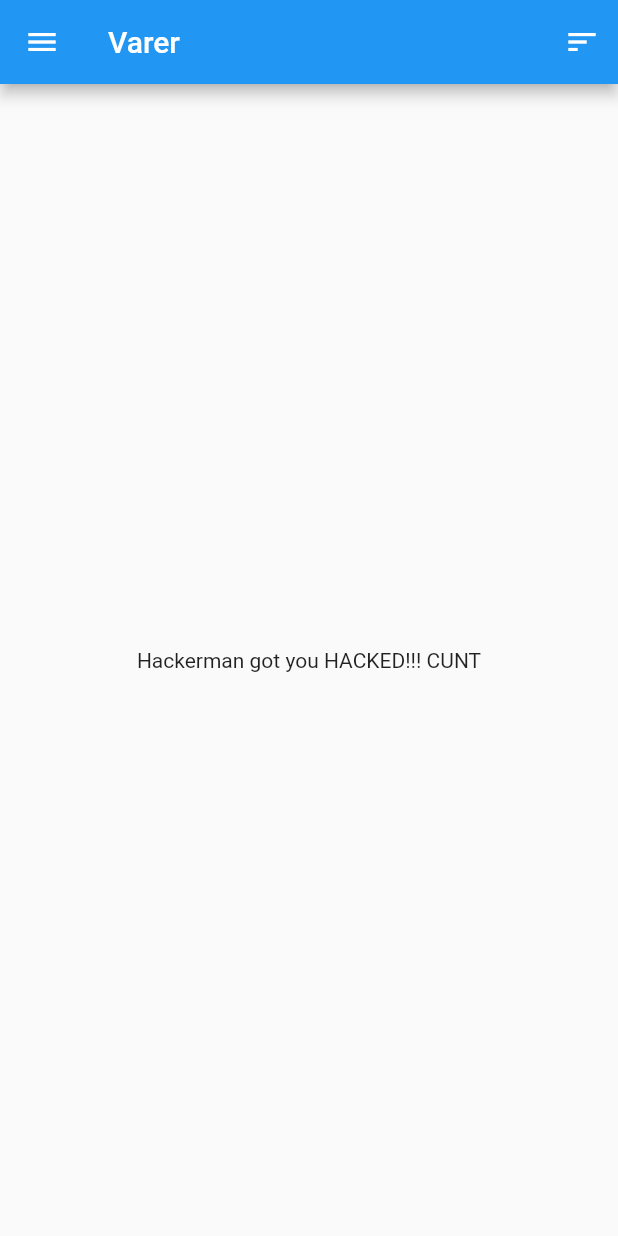
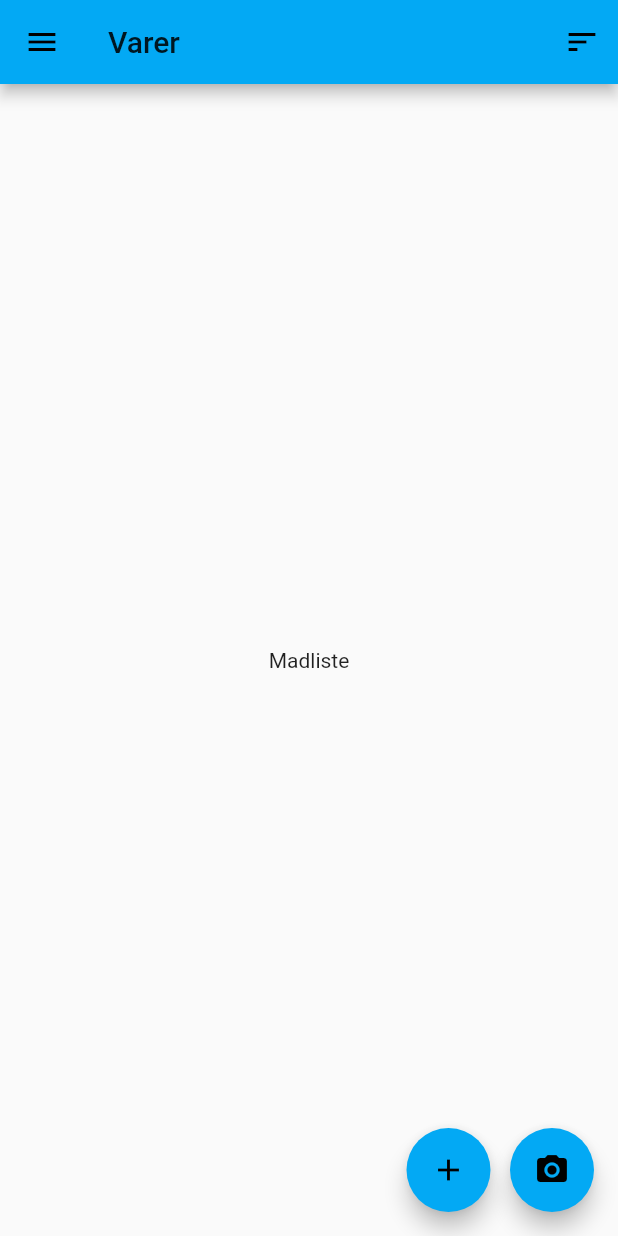
Before and after one commit to vodofrede/madspilds-app, a Flutter app: the screen it shows after launch, on a phone screen of 412 x 824 dp. Run offline on Flutter 3.47's test engine with Material 2 defaults, Android fonts, the phone set to English and light mode, and no system bars.

Commit message:
App Fungerer nu

```diff
--- /dev/null
+++ b/lib/forside.dart
@@ -0,0 +1,76 @@
+import 'package:flutter/material.dart';
+
+class Forside extends StatefulWidget {
+  @override
+  ForsideState createState() => ForsideState();
+}
+
+class ForsideState extends State<Forside> {
+  @override
+  Widget build(BuildContext context) {
+    return Scaffold(
+      appBar: AppBar(
+        title: Text("Varer"),
+        actions: <Widget>[
+          IconButton(
+            icon: Icon(Icons.sort),
+            tooltip: "Sortér",
+            onPressed: () {},
+          ),
+        ],
+      ),
+      body: Center(
+        child: Text("Madliste"),
+      ),
+      floatingActionButtonLocation: FloatingActionButtonLocation.endFloat,
+      floatingActionButton: Row(
+        crossAxisAlignment: CrossAxisAlignment.end,
+        mainAxisAlignment: MainAxisAlignment.end,
+        children: <Widget>[
+          FloatingActionButton(
+            heroTag: null,
+            child: Icon(Icons.add),
+            onPressed: () {
+              Navigator.of(context).pushNamed('/varetyper');
+            },
+          ),
+          Container(width: 13.0, height: 13.0),
+          FloatingActionButton(
+            heroTag: null,
+            child: Icon(Icons.camera_alt),
+            onPressed: () {
+              Navigator.of(context).pushNamed('/stregkodescanner');
+            },
+          ),
+        ],
+      ),
+      drawer: Drawer(
+        child: ListView(
+          padding: EdgeInsets.zero,
+          children: <Widget>[
+            DrawerHeader(
+              child: Text("Madspilds app"),
+              decoration: BoxDecoration(
+                color: Colors.lightBlue
+              ),
+            ),
+            ListTile(
+              title: Text("Varer"),
+              leading: new Icon(Icons.fastfood),
+              onTap: () {
+                Navigator.pop(context);
+              },
+            ),
+            ListTile(
+              title: Text("Indstillinger"),
+              leading: new Icon(Icons.settings),
+              onTap: () {
+                Navigator.of(context).pushNamed('/indstillinger');
+              },
+            ),
+          ],
+        ),
+      ),
+    );
+  }
+}
--- a/lib/main.dart
+++ b/lib/main.dart
@@ -1,64 +1,26 @@
 import 'package:flutter/material.dart';
+import 'forside.dart';
+import 'varetyper.dart';
+import 'indstillinger.dart';
+import 'stregkodescan.dart';
 
-void main() => runApp(MadApp());
+void main() => runApp(Varer());
 
-class MadApp extends StatelessWidget {
+class Varer extends StatelessWidget {
   @override
   Widget build(BuildContext context) {
     return MaterialApp(
-      title: 'Welcome to Flutter',
-      home: Scaffold(
-        appBar: AppBar(
-          title: Text("Varer"),
-          actions: <Widget>[
-            IconButton(
-              icon: Icon(Icons.sort),
-              tooltip: "Sortér",
-              onPressed: () {},
-            ),
-          ],
-        ),
-        body: Center(
-          child: MadListe(),
-        ),
-        drawer: Drawer(
-          child: ListView(
-            padding: EdgeInsets.zero,
-            children: <Widget>[
-              DrawerHeader(
-                child: Text("Madspilds app", ),
-                decoration: BoxDecoration(
-                  color: Colors.blue
-                ),
-              ),
-              ListTile(
-                title: Text("Varer"),
-                onTap: () {
-                  Navigator.pop(context);
-                },
-              ),
-              ListTile(
-                title: Text("Indstillinger"),
-                onTap: () {
-                  Navigator.pop(context);
-                },
-              ),
-            ],
-          ),
-        ),
+      title: 'Madspild',
+      theme: new ThemeData(
+        primarySwatch: Colors.lightBlue,
       ),
+      home: Forside(),
+      routes: <String, WidgetBuilder> {
+        '/forside': (BuildContext context) => new Forside(),
+        '/varetyper': (BuildContext context) => new VareTyper(),
+        '/indstillinger': (BuildContext context) => new Indstillinger(),
+        '/stregkodescanner': (BuildContext context) => new StregkodeScanner(),
+      },
     );
   }
 }
-
-class MadListe extends StatefulWidget {
-  @override
-  MadListeState createState() => MadListeState();
-}
-
-class MadListeState extends State<MadListe> {
-  @override
-  Widget build(BuildContext build) {
-    return Text("Hackerman got you HACKED!!! CUNT");
-  }
-}
```
Also changed, not shown: lib/indstillinger.dart (added, +12 -0 lines), lib/stregkodescan.dart (added, +10 -0 lines), lib/varetyper.dart (added, +20 -0 lines), 2 other files.
